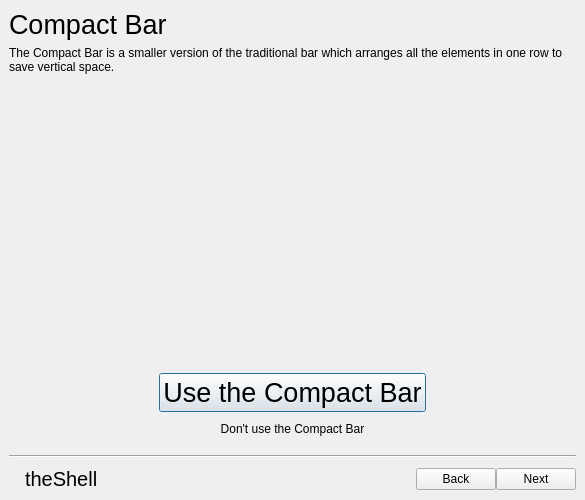
vicr123/theshell, file shell/onboarding.ui: the form before one commit.
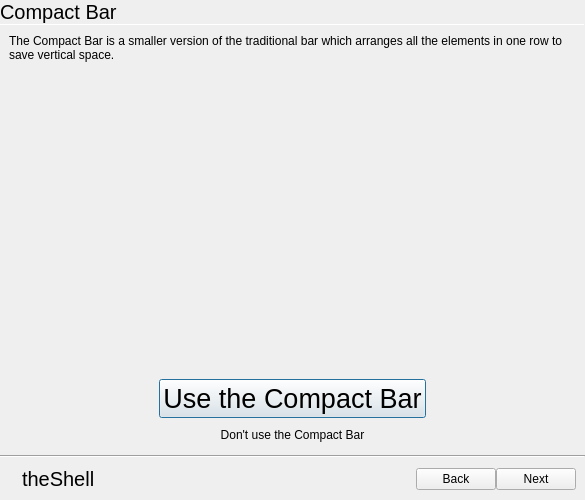
The form after the commit. The open tabs and pages were chosen to show the change. Icons and pictures are not drawn. Custom widgets are drawn as their Qt base class.

Diff of the .ui file:
```diff
--- a/shell/onboarding.ui
+++ b/shell/onboarding.ui
@@ -14,6 +14,9 @@
    <string notr="true">Dialog</string>
   </property>
   <layout class="QVBoxLayout" name="verticalLayout">
+   <property name="spacing">
+    <number>0</number>
+   </property>
    <property name="leftMargin">
     <number>0</number>
    </property>
@@ -262,18 +265,66 @@
            <bool>true</bool>
           </property>
           <layout class="QVBoxLayout" name="verticalLayout_5">
+           <property name="spacing">
+            <number>0</number>
+           </property>
+           <property name="leftMargin">
+            <number>0</number>
+           </property>
+           <property name="topMargin">
+            <number>0</number>
+           </property>
+           <property name="rightMargin">
+            <number>0</number>
+           </property>
+           <property name="bottomMargin">
+            <number>0</number>
+           </property>
            <item>
             <widget class="QLabel" name="label_15">
              <property name="font">
               <font>
-               <pointsize>20</pointsize>
+               <pointsize>15</pointsize>
               </font>
              </property>
              <property name="text">
               <string>Compact Bar</string>
              </property>
+             <property name="margin">
+              <number>9</number>
+             </property>
             </widget>
            </item>
+           <item>
+            <widget class="Line" name="line_5">
+             <property name="maximumSize">
+              <size>
+               <width>16777215</width>
+               <height>1</height>
+              </size>
+             </property>
+             <property name="orientation">
+              <enum>Qt::Horizontal</enum>
+             </property>
+            </widget>
+           </item>
+           <item>
+            <layout class="QVBoxLayout" name="verticalLayout_15">
+             <property name="spacing">
+              <number>6</number>
+             </property>
+             <property name="leftMargin">
+              <number>9</number>
+             </property>
+             <property name="topMargin">
+              <number>9</number>
+             </property>
+             <property name="rightMargin">
+              <number>9</number>
+             </property>
+             <property name="bottomMargin">
+              <number>9</number>
+             </property>
            <item>
             <widget class="QLabel" name="label_13">
              <property name="text">
@@ -367,6 +418,8 @@
             </layout>
            </item>
           </layout>
+           </item>
+          </layout>
          </widget>
          <widget class="QWidget" name="page_6">
           <property name="autoFillBackground">
@@ -737,11 +790,20 @@
      </property>
      <layout class="QVBoxLayout" name="verticalLayout_13">
       <property name="spacing">
-       <number>9</number>
+       <number>0</number>
+      </property>
+      <property name="leftMargin">
+       <number>0</number>
       </property>
       <property name="topMargin">
        <number>0</number>
       </property>
+      <property name="rightMargin">
+       <number>0</number>
+      </property>
+      <property name="bottomMargin">
+       <number>0</number>
+      </property>
       <item>
        <widget class="Line" name="line">
         <property name="orientation">
@@ -751,6 +813,21 @@
       </item>
       <item>
        <layout class="QHBoxLayout" name="horizontalLayout_7">
+        <property name="spacing">
+         <number>6</number>
+        </property>
+        <property name="leftMargin">
+         <number>9</number>
+        </property>
+        <property name="topMargin">
+         <number>9</number>
+        </property>
+        <property name="rightMargin">
+         <number>9</number>
+        </property>
+        <property name="bottomMargin">
+         <number>9</number>
+        </property>
         <item>
          <widget class="QLabel" name="iconLabel">
           <property name="text">
```
Left out of the diff: 170 changed lines with no effect on the pictures. Lines whose indentation alone changed are shown as unchanged.
